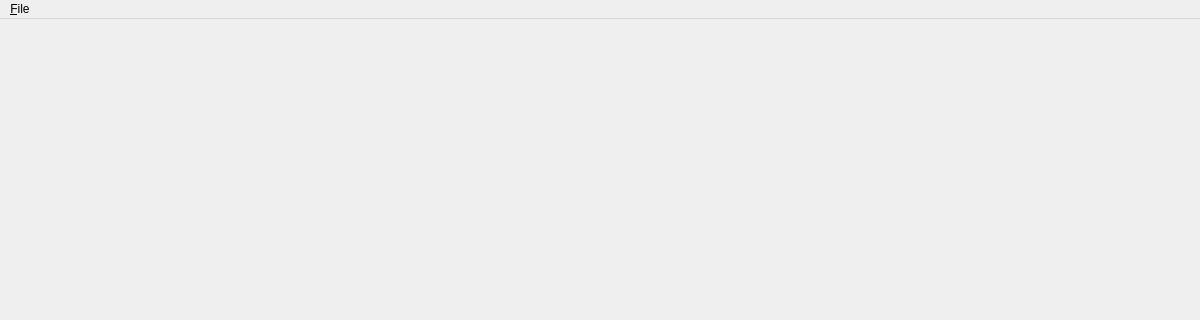
This is Project/PhotoStudioQt/MainWindow.ui in nakapon/PhotoStudio as Qt 5 draws it before an edit; both pictures show x 0 to 1200 and y 0 to 320 of the 1200 by 800 pixel window. The edited form follows.
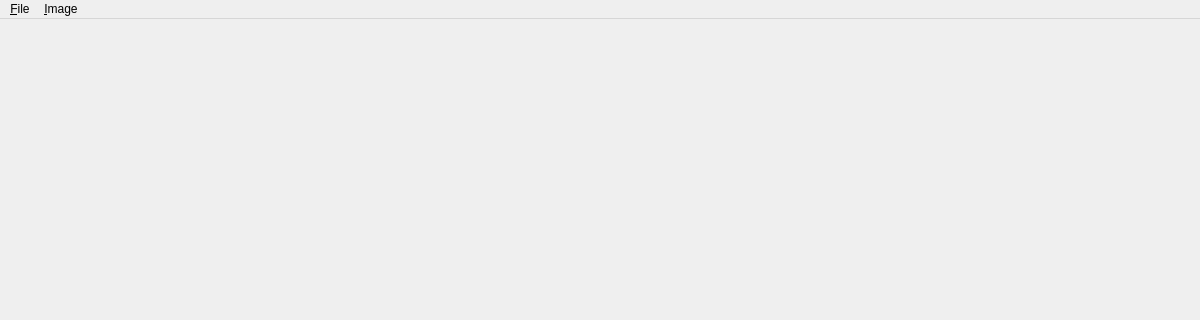
This is the edited form.

Commit message: add image proc (grayscale)

```diff
--- a/Project/PhotoStudioQt/MainWindow.ui
+++ b/Project/PhotoStudioQt/MainWindow.ui
@@ -33,7 +33,14 @@
     <addaction name="actFileClose"/>
     <addaction name="actFileSave"/>
    </widget>
+   <widget class="QMenu" name="menuImage">
+    <property name="title">
+     <string>&amp;Image</string>
+    </property>
+    <addaction name="actImageGray"/>
+   </widget>
    <addaction name="menuFile"/>
+   <addaction name="menuImage"/>
   </widget>
   <widget class="QStatusBar" name="statusbar"/>
   <action name="actFileOpen">
```
Left out of the diff: 7 changed lines with no effect on the pictures. The commit also changes 2 other files.
